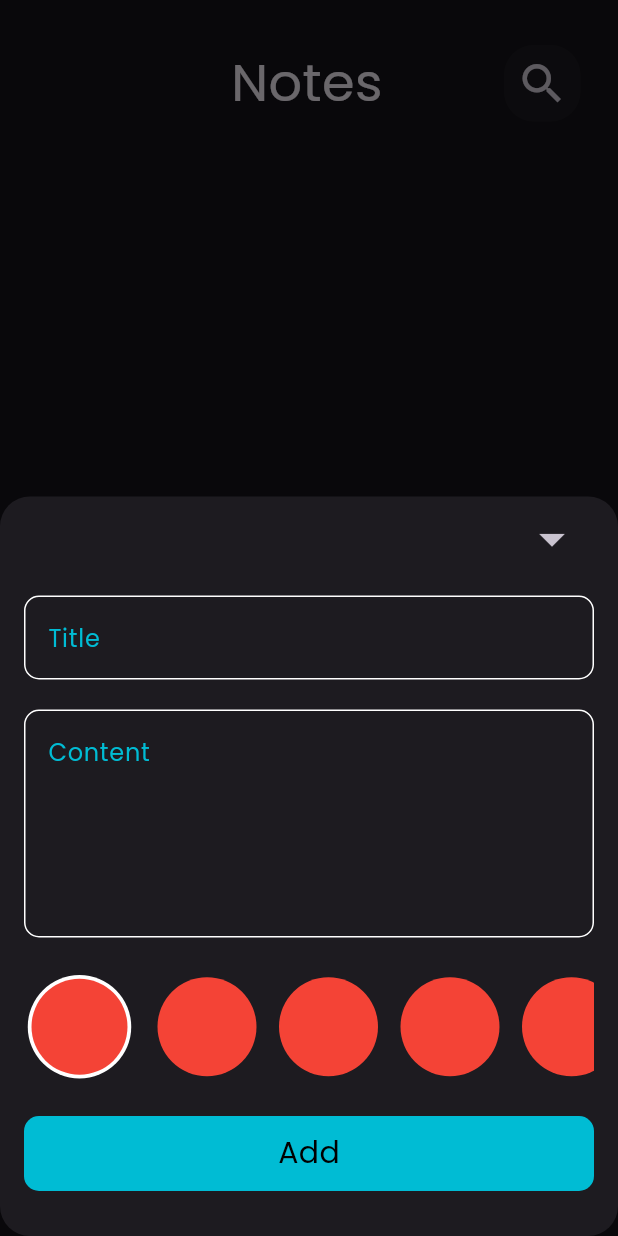
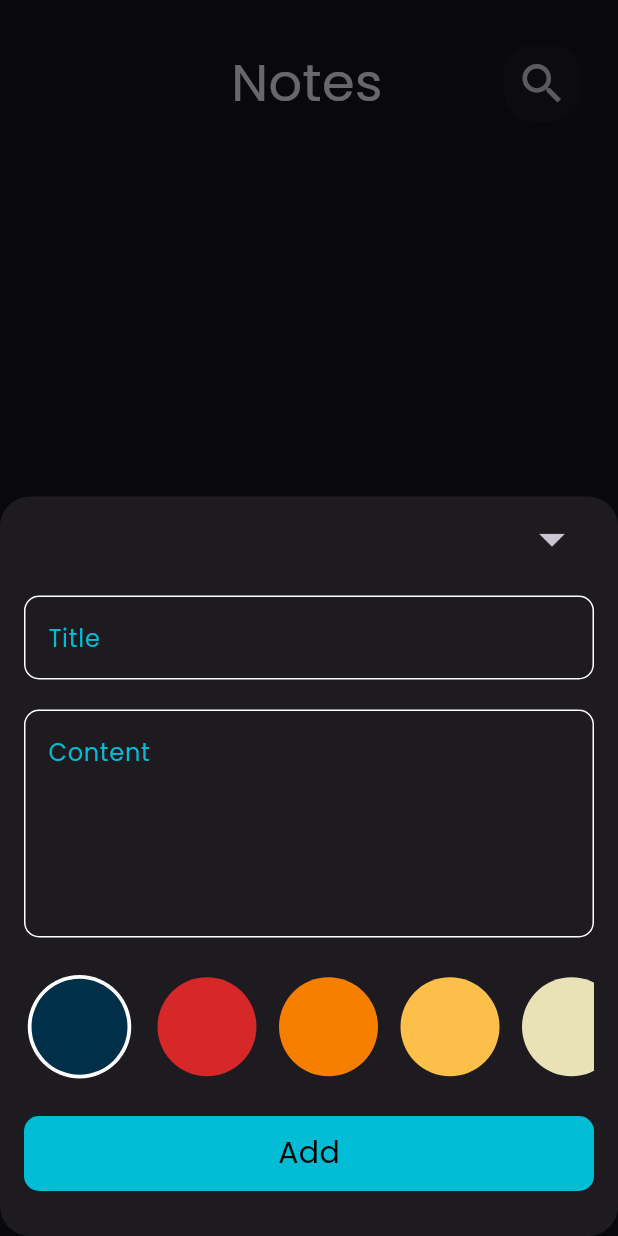
Before and after one commit to islamashraf011/notes_app, a Flutter app: the screen it shows after launch, after a tap on the "add" icon, on a phone screen of 412 x 824 dp. Run offline on Flutter 3.47's test engine with Material 3 defaults, Android fonts, the phone set to English and light mode, and no system bars; our stand-ins replace flutter_bloc, hive, hive_flutter; accounts and stored records are empty.

Commit message:
Change Colors of items depend on List of Colors

```diff
--- a/lib/constants/constants.dart
+++ b/lib/constants/constants.dart
@@ -1,2 +1,12 @@
+import 'package:flutter/material.dart';
+
 const String kFontFamily = "poppins";
 const kNotesBox = "notes_box";
+
+const List<Color> colors = [
+  Color(0xff003049),
+  Color(0xffd62828),
+  Color(0xfff77f00),
+  Color(0xfffcbf49),
+  Color(0xffeae2b7),
+];
--- a/lib/widgets/custom_color_item.dart
+++ b/lib/widgets/custom_color_item.dart
@@ -1,9 +1,11 @@
 import 'package:flutter/material.dart';
 
 class ColorItem extends StatelessWidget {
-  const ColorItem({super.key, required this.isActive, this.onTap});
+  const ColorItem(
+      {super.key, required this.isActive, this.onTap, required this.color});
   final bool isActive;
   final Function()? onTap;
+  final Color color;
   @override
   Widget build(BuildContext context) {
     return GestureDetector(
@@ -11,16 +13,16 @@ class ColorItem extends StatelessWidget {
       child: Padding(
         padding: const EdgeInsets.only(right: 15),
         child: isActive
-            ? const CircleAvatar(
+            ? CircleAvatar(
                 backgroundColor: Colors.white,
                 radius: 37,
                 child: CircleAvatar(
-                  backgroundColor: Colors.red,
+                  backgroundColor: color,
                   radius: 32,
                 ),
               )
-            : const CircleAvatar(
-                backgroundColor: Colors.red,
+            : CircleAvatar(
+                backgroundColor: color,
                 radius: 33,
               ),
       ),
--- a/lib/widgets/custom_color_list_view.dart
+++ b/lib/widgets/custom_color_list_view.dart
@@ -1,4 +1,5 @@
 import 'package:flutter/material.dart';
+import 'package:notesapp/constants/constants.dart';
 import 'custom_color_item.dart';
 
 class ColorItemListView extends StatefulWidget {
@@ -10,21 +11,21 @@ class ColorItemListView extends StatefulWidget {
 
 class _ColorItemListViewState extends State<ColorItemListView> {
   int curentIndex = 0;
-
   @override
   Widget build(BuildContext context) {
     return SizedBox(
       height: 69,
       child: ListView.builder(
-        itemCount: 10,
+        itemCount: colors.length,
         scrollDirection: Axis.horizontal,
         itemBuilder: (context, index) {
           return ColorItem(
-            isActive: curentIndex == index,
             onTap: () {
               curentIndex = index;
               setState(() {});
             },
+            isActive: curentIndex == index,
+            color: colors[index],
           );
         },
       ),
```
